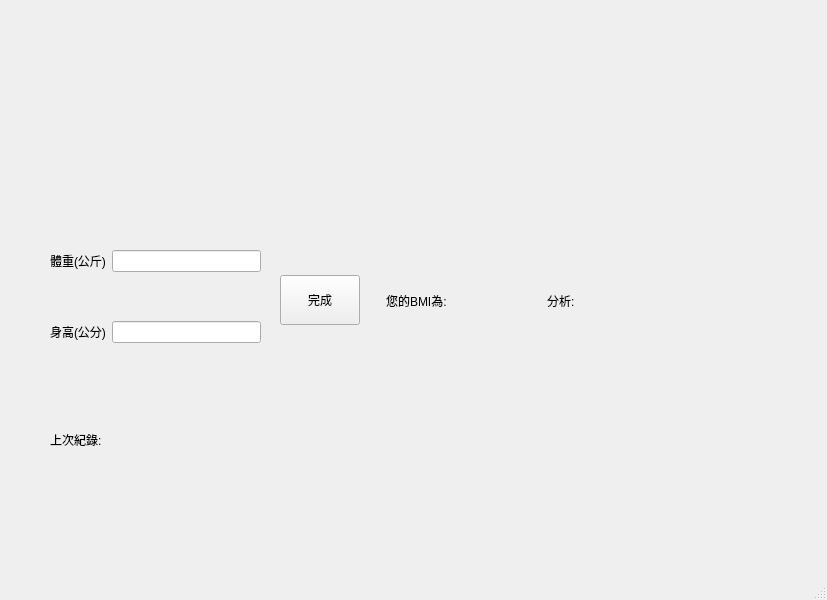
This is Body Mass Index (BMI) Calculator/ui/Window.ui in twyaya/pyqt5-works as Qt 5 draws it before an edit. The edited form follows.
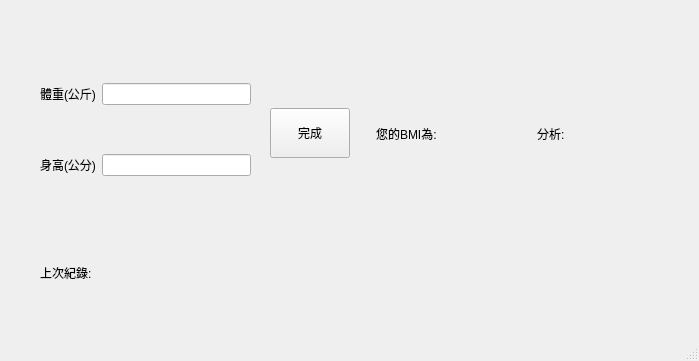
This is the edited form.

```diff
--- a/Body Mass Index (BMI) Calculator/ui/Window.ui
+++ b/Body Mass Index (BMI) Calculator/ui/Window.ui
@@ -6,8 +6,8 @@
    <rect>
     <x>0</x>
     <y>0</y>
-    <width>827</width>
-    <height>600</height>
+    <width>699</width>
+    <height>361</height>
    </rect>
   </property>
   <property name="windowTitle">
@@ -17,8 +17,8 @@
    <widget class="QWidget" name="layoutWidget">
     <property name="geometry">
      <rect>
-      <x>280</x>
-      <y>210</y>
+      <x>270</x>
+      <y>43</y>
       <width>421</width>
       <height>181</height>
      </rect>
@@ -86,8 +86,8 @@
    <widget class="QWidget" name="layoutWidget">
     <property name="geometry">
      <rect>
-      <x>50</x>
-      <y>207</y>
+      <x>40</x>
+      <y>40</y>
       <width>211</width>
       <height>181</height>
      </rect>
@@ -118,8 +118,8 @@
    <widget class="QWidget" name="horizontalLayoutWidget">
     <property name="geometry">
      <rect>
-      <x>50</x>
-      <y>400</y>
+      <x>40</x>
+      <y>233</y>
       <width>183</width>
       <height>80</height>
      </rect>
```
Left out of the diff: 2 changed lines with no effect on the pictures.
